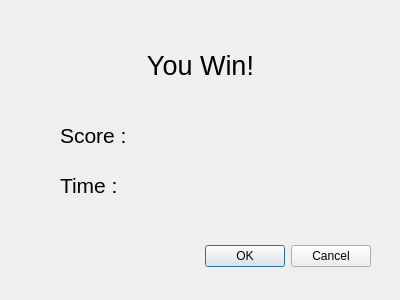
Before: the Qt Designer form gamecomplete.ui in S-rita/KiddoQuest, drawn with Qt 5.
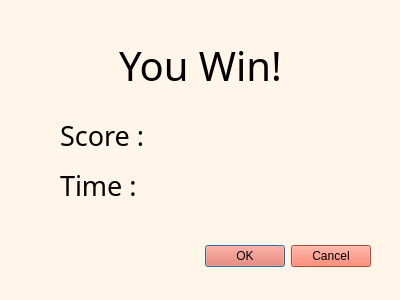
After: the same form once the commit is applied.

Diff of the .ui file:
```diff
--- a/gamecomplete.ui
+++ b/gamecomplete.ui
@@ -13,6 +13,11 @@
   <property name="windowTitle">
    <string>Dialog</string>
   </property>
+  <property name="styleSheet">
+   <string notr="true">background-color: rgb(255, 246, 233);
+color: rgb(0, 0, 0);
+</string>
+  </property>
   <widget class="QLabel" name="label_2">
    <property name="geometry">
     <rect>
@@ -24,9 +29,17 @@
    </property>
    <property name="font">
     <font>
-     <pointsize>16</pointsize>
+     <family>BM Jua</family>
+     <pointsize>20</pointsize>
+     <italic>false</italic>
+     <fontweight>Medium</fontweight>
     </font>
    </property>
+   <property name="styleSheet">
+    <string notr="true">font: 500 20pt &quot;BM Jua&quot;;
+font-color: rgb(0, 0, 0);
+</string>
+   </property>
    <property name="text">
     <string>Score : </string>
    </property>
@@ -45,9 +58,15 @@
    </property>
    <property name="font">
     <font>
-     <pointsize>16</pointsize>
+     <family>BM Jua</family>
+     <pointsize>20</pointsize>
+     <italic>false</italic>
+     <fontweight>Medium</fontweight>
     </font>
    </property>
+   <property name="styleSheet">
+    <string notr="true">font: 500 20pt &quot;BM Jua&quot;;</string>
+   </property>
    <property name="text">
     <string>Time : </string>
    </property>
@@ -66,9 +85,16 @@
    </property>
    <property name="font">
     <font>
-     <pointsize>20</pointsize>
+     <family>BM Jua</family>
+     <pointsize>30</pointsize>
+     <italic>false</italic>
+     <fontweight>Medium</fontweight>
     </font>
    </property>
+   <property name="styleSheet">
+    <string notr="true">font: 500 30pt &quot;BM Jua&quot;;
+</string>
+   </property>
    <property name="text">
     <string>You Win!</string>
    </property>
@@ -85,6 +111,12 @@
      <height>32</height>
     </rect>
    </property>
+   <property name="styleSheet">
+    <string notr="true">font: 500 13pt &quot;BM Jua&quot;;
+background-color: #FF6347;
+color: black;
+</string>
+   </property>
    <property name="orientation">
     <enum>Qt::Horizontal</enum>
    </property>
```
